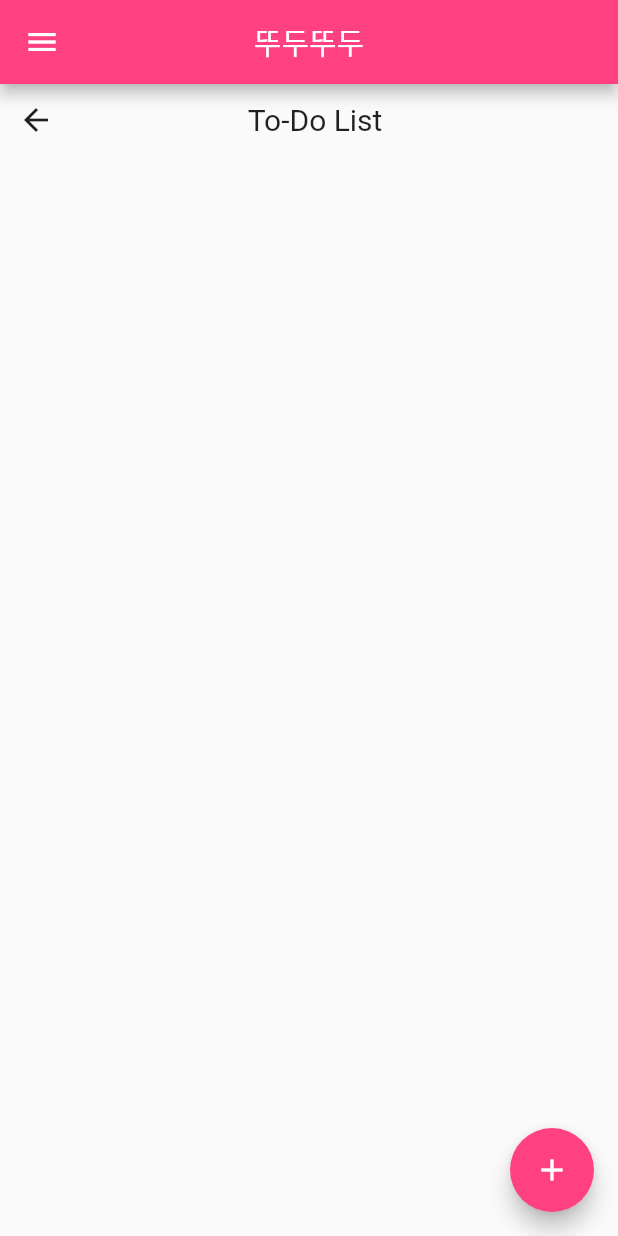
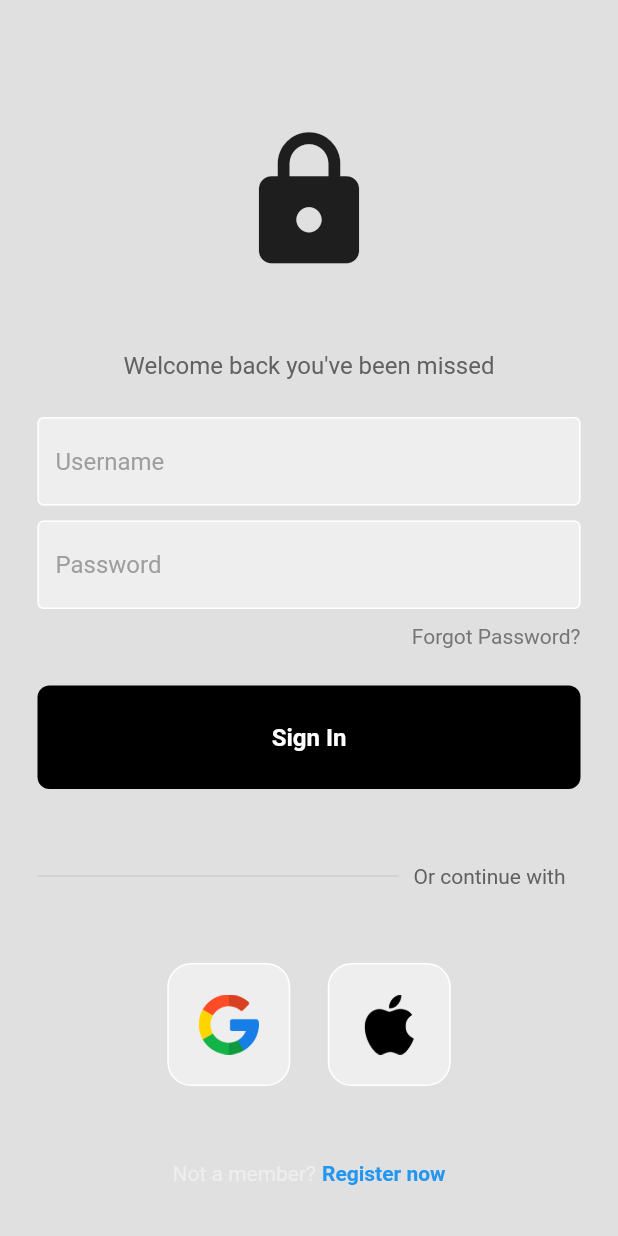
Before and after one commit to KKM2222/ToDo, a Flutter app: the screen it shows after launch, on a phone screen of 412 x 824 dp. Run offline on Flutter 3.47's test engine with Material 2 defaults, Android fonts, the phone set to English and light mode, and no system bars.

Commit message:
first upload

```diff
--- /dev/null
+++ b/lib/login_page.dart
@@ -0,0 +1,152 @@
+import 'package:flutter/material.dart';
+import 'package:todo/my_button.dart';
+import 'package:todo/my_textfield.dart';
+import 'package:todo/square_title.dart';
+import 'main.dart'; // Replace with the actual import for your main page
+
+class LoginPage extends StatelessWidget {
+  LoginPage({Key? key});
+
+  // Todo: text editing controllers
+  final usernameController = TextEditingController();
+  final passwordController = TextEditingController();
+
+  // Todo: sign user in method
+  void signUserIn(BuildContext context) {
+    // Add your sign-in logic here
+    // For now, let's just navigate to the main page when the sign-in button is pressed
+    Navigator.pushReplacement(
+      context,
+      MaterialPageRoute(builder: (context) => TodoList()), // Replace with the actual main page class
+    );
+  }
+
+  @override
+  Widget build(BuildContext context) {
+    return Scaffold(
+      backgroundColor: Colors.grey[300],
+      body: SafeArea(
+        child: Center(
+          child: Column(
+            mainAxisAlignment: MainAxisAlignment.center,
+            children: [
+              const SizedBox(
+                height: 50,
+              ),
+              //todo logo
+              const Icon(
+                Icons.lock,
+                size: 100,
+              ),
+
+              const SizedBox(height: 50),
+
+              Text(
+                "Welcome back you've been missed",
+                style: TextStyle(
+                  color: Colors.grey[700],
+                  fontSize: 16,
+                ),
+              ),
+
+              const SizedBox(height: 25),
+              // Todo: username textfield
+              MyTextField(
+                controller: usernameController,
+                hintText: "Username",
+                obscureText: false,
+              ),
+
+              const SizedBox(height: 10),
+              // Todo: password textfield
+              MyTextField(
+                controller: passwordController,
+                hintText: "Password",
+                obscureText: true,
+              ),
+
+              const SizedBox(height: 10),
+
+              // Todo: forgot password?
+              Padding(
+                padding: const EdgeInsets.symmetric(horizontal: 25.0),
+                child: Row(
+                  mainAxisAlignment: MainAxisAlignment.end,
+                  children: [
+                    Text(
+                      "Forgot Password?",
+                      style: TextStyle(color: Colors.grey[600]),
+                    ),
+                  ],
+                ),
+              ),
+
+              const SizedBox(height: 25),
+
+              // Todo: sign in button
+              MyButton(
+                onTap: () => signUserIn(context),
+              ),
+
+              const SizedBox(height: 50),
+
+              // Todo: or continue with
+              Padding(
+                padding: const EdgeInsets.symmetric(horizontal: 25.0),
+                child: Row(
+                  children: [
+                    Expanded(
+                      child: Divider(
+                        thickness: 0.5,
+                        color: Colors.grey[400],
+                      ),
+                    ),
+                    Padding(
+                      padding: const EdgeInsets.symmetric(horizontal: 10.0),
+                      child: Text(
+                        "Or continue with",
+                        style: TextStyle(color: Colors.grey[700]),
+                      ),
+                    ),
+                  ],
+                ),
+              ),
+
+              const SizedBox(height: 50),
+
+              // Todo: google + apple sign in button
+              Row(
+                mainAxisAlignment: MainAxisAlignment.center,
+                children: [
+                  SquareTile(imagePath: 'lib/images/google.png'),
+
+                  SizedBox(width: 25),
+
+                  SquareTile(imagePath: 'lib/images/apple.png')
+                ],
+              ),
+
+              const SizedBox(height: 50),
+
+              // Todo: not a member? register now
+              Row(
+                mainAxisAlignment: MainAxisAlignment.center,
+                children: [
+                  Text("Not a member?",
+                    style: TextStyle(color : Colors.grey[200]),
+                  ),
+                  const SizedBox(width: 4),
+                  Text(
+                    "Register now",
+                    style: TextStyle(
+                        color : Colors.blue, fontWeight: FontWeight.bold),
+                  )
+                ],
+              )
+            ],
+          ),
+        ),
+      ),
+    );
+  }
+}
--- a/lib/main.dart
+++ b/lib/main.dart
@@ -1,4 +1,5 @@
 import 'package:flutter/material.dart';
+import 'package:todo/login_page.dart';
 import 'drawer_menu.dart';
 
 void main() {
@@ -12,7 +13,8 @@ class MyApp extends StatelessWidget {
   Widget build(BuildContext context) {
     return MaterialApp(
       debugShowCheckedModeBanner: false,
-      home: TodoList(),
+      //home: TodoList(),
+      home: LoginPage(),
     );
   }
 }
--- /dev/null
+++ b/lib/my_button.dart
@@ -0,0 +1,31 @@
+import 'package:flutter/material.dart';
+
+class MyButton extends StatelessWidget {
+  final Function()? onTap;
+
+  const MyButton({super.key, required this.onTap});
+
+  @override
+  Widget build(BuildContext context) {
+    return GestureDetector(
+      onTap: onTap,
+      child: Container(
+        padding: const EdgeInsets.all(25),
+        margin: const EdgeInsets.symmetric(horizontal: 25),
+        decoration: BoxDecoration(
+            color: Colors.black,
+            borderRadius: BorderRadius.circular(8),
+        ),
+        child: const Center(
+          child: Text(
+            "Sign In",
+          style: TextStyle(color: Colors.white,
+          fontWeight: FontWeight.bold,
+          fontSize: 16,
+          ),
+          ),
+        ),
+      ),
+    );
+  }
+}
--- /dev/null
+++ b/lib/my_textfield.dart
@@ -0,0 +1,37 @@
+import 'package:flutter/material.dart';
+
+class MyTextField extends StatelessWidget {
+  final controller;
+  final String hintText;
+  final bool obscureText;
+
+  const MyTextField({
+    super.key,
+    required this.controller,
+    required this.hintText,
+    required this.obscureText,
+});
+
+  @override
+  Widget build(BuildContext context) {
+    return Padding(
+      padding: const EdgeInsets.symmetric(horizontal: 25.0),
+      child: TextField(
+        controller: controller,
+        obscureText: obscureText,
+        decoration: InputDecoration(
+          enabledBorder: const OutlineInputBorder(
+            borderSide: BorderSide(color: Colors.white),
+          ),
+          focusedBorder: OutlineInputBorder(
+            borderSide: BorderSide(color: Colors.grey.shade400),
+          ),
+          fillColor: Colors.grey.shade200,
+          filled: true,
+          hintText: hintText,
+          hintStyle: TextStyle(color:Colors.grey[500]),
+        ),
+      ),
+    );
+  }
+}
--- /dev/null
+++ b/lib/square_title.dart
@@ -0,0 +1,24 @@
+import 'package:flutter/material.dart';
+
+class SquareTile extends StatelessWidget {
+  final String imagePath;
+  const SquareTile({
+    super.key,
+    required this.imagePath,
+  });
+
+  @override
+  Widget build(BuildContext context) {
+    return Container(
+      padding: EdgeInsets.all(20),
+      decoration: BoxDecoration(border: Border.all(color : Colors.white),
+      borderRadius: BorderRadius.circular(16),
+      color: Colors.grey[200],
+      ),
+      child: Image.asset(
+          imagePath,
+          height: 40,
+      ),
+    );
+  }
+}
--- a/pubspec.yaml
+++ b/pubspec.yaml
@@ -28,6 +28,7 @@ environment:
 # the latest version available on pub.dev. To see which dependencies have newer
 # versions available, run `flutter pub outdated`.
 dependencies:
+  google_sign_in: ^6.1.6
   flutter:
     sdk: flutter
   provider: ^5.0.0
@@ -60,7 +61,8 @@ flutter:
   uses-material-design: true
 
   # To add assets to your application, add an assets section, like this:
-  # assets:
+  assets:
+    - lib/images/
   #   - images/a_dot_burr.jpeg
   #   - images/a_dot_ham.jpeg
 
```
Also changed, not shown: lib/images/apple.png (added), lib/images/google.png (added), pubspec.lock.
